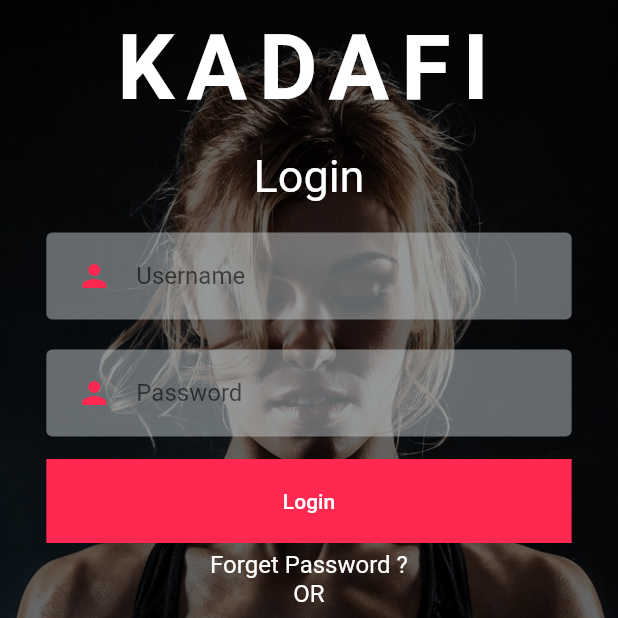
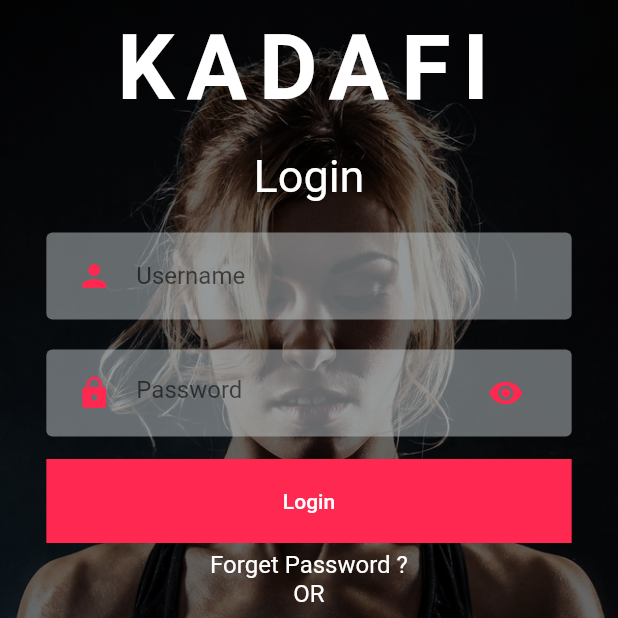
Before and after one commit to thanhdat369/HCI-PT-Booking, a Flutter app: the LoginScreen screen opened directly, on a phone screen of 412 x 824 dp, the top half of it. Run offline on Flutter 3.47's test engine with Material 2 defaults, Android fonts, the phone set to English and light mode, and no system bars; Roboto replaces fonts that are missing (ProductSans).

Commit message:
Hieu 01 (#4)
* Commit login signup screen

Hieu Commit welcome page

* Fixed Login Signup Screen

* RadioButton and CheckBox

Co-authored-by: beshin1298 <72070548+beshin1298@users.noreply.github.com>
Co-authored-by: DatLe <datltse130318@fpt.edu.vn>
Co-authored-by: LouissPham <phamhuuloi987@gmail.com>

```diff
--- a/lib/components/rounded_password.dart
+++ b/lib/components/rounded_password.dart
@@ -5,13 +5,14 @@ class RoundedPasswordField extends StatelessWidget {
   final String hintText;
   final IconData icon;
   final ValueChanged<String> onChanged;
-  const RoundedPasswordField({
-    Key key,
-    this.hintText,
-    this.icon = Icons.lock,
-    this.onChanged,
-  }) : super(key: key);
-
+  final bool ishaveVisibleButton;
+  const RoundedPasswordField(
+      {Key key,
+      this.hintText,
+      this.icon = Icons.lock,
+      this.onChanged,
+      this.ishaveVisibleButton = true})
+      : super(key: key);
   @override
   Widget build(BuildContext context) {
     Size size = MediaQuery.of(context).size;
@@ -35,13 +36,14 @@ class RoundedPasswordField extends StatelessWidget {
           ),
           hintText: hintText,
           border: InputBorder.none,
-          suffixIcon: Icon(
-            Icons.visibility,
-            color: MainColors.kMain,
-          ),
+          suffixIcon: ishaveVisibleButton
+              ? Icon(
+                  Icons.visibility,
+                  color: MainColors.kMain,
+                )
+              : null,
         ),
       ),
-
     );
   }
 }
--- a/lib/components/screen_with_background.dart
+++ b/lib/components/screen_with_background.dart
@@ -36,4 +36,5 @@ class ScreenWithBackground extends StatelessWidget {
       ],
     );
   }
+
 }
--- a/lib/screens/Welcome/login.dart
+++ b/lib/screens/Welcome/login.dart
@@ -2,6 +2,7 @@ import 'package:flutter/material.dart';
 import 'package:hci_booking_pt/components/brand_label.dart';
 import 'package:hci_booking_pt/components/rounded_button.dart';
 import 'package:hci_booking_pt/components/rounded_input.dart';
+import 'package:hci_booking_pt/components/rounded_password.dart';
 import 'package:hci_booking_pt/components/screen_with_background.dart';
 import 'package:hci_booking_pt/screens/welcome/components/form_title.dart';
 import 'package:hci_booking_pt/theme/colors.dart';
@@ -25,8 +26,9 @@ class LoginScreen extends StatelessWidget {
                 RoundedInputField(
                   hintText: "Username",
                 ),
-                RoundedInputField(
+                RoundedPasswordField(
                   hintText: "Password",
+                  icon: Icons.lock,
                 ),
                 RoundedButton(
                   text: "Login",
--- a/lib/theme/colors.dart
+++ b/lib/theme/colors.dart
@@ -5,5 +5,6 @@ class MainColors  {
   static const Color kLight = Color(0xFFFFFFFF);
   static const Color kSoftLight = Color(0xFFc3cbce);
   static const Color kDark = Color(0xFF000000);
+  static const Color fontLetter = Color(0xffffff);
 
 }
```
Also changed, not shown: lib/main.dart (+5 -2 lines), lib/screens/Welcome/components/radio_button.dart (added, +81 -0 lines), lib/screens/welcome/register.dart (added, +64 -0 lines).
